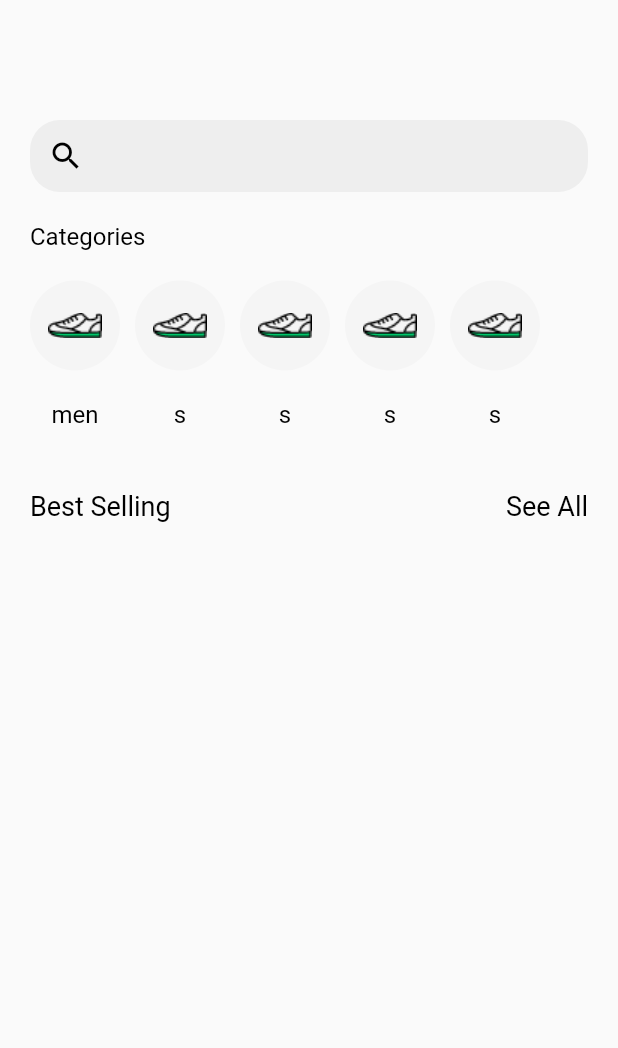
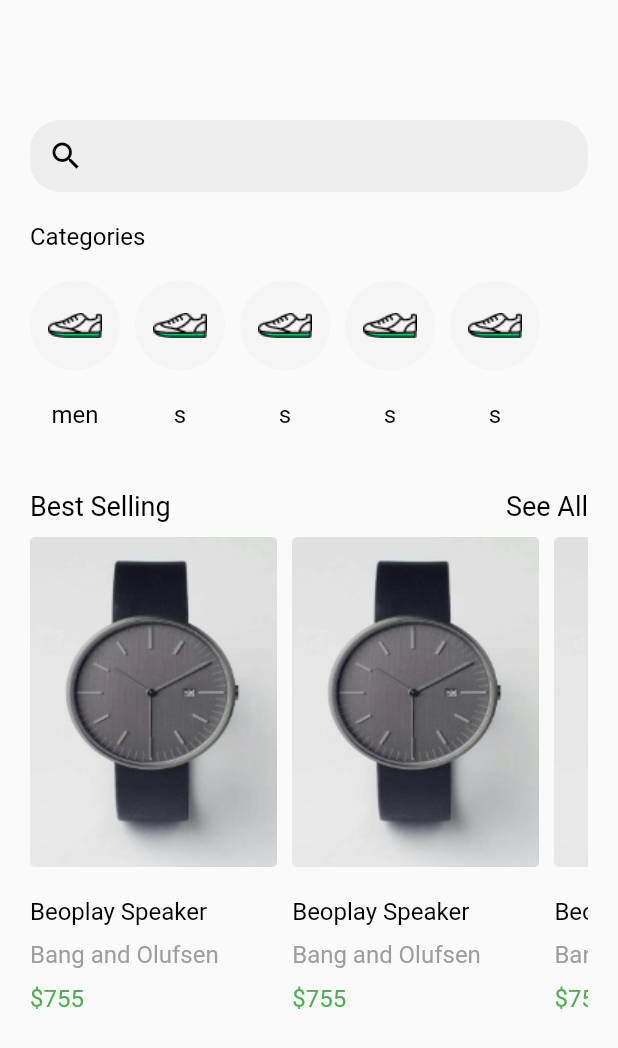
Before and after one commit to JayminPatel18/Retail_Store, a Flutter app: the HomeView screen opened directly, on a phone screen of 412 x 824 dp. Shown: the top 1048 px of the screen. Run offline on Flutter 3.47's test engine with Material 2 defaults, Android fonts, the phone set to English and light mode, and no system bars; our stand-ins replace cloud_firestore, firebase_auth, firebase_core, get, google_sign_in; missing offline and left inert: flutter_login_facebook; accounts and stored records are empty; network calls fail.

Commit message:
controll view solv

```diff
--- a/lib/helper/binding.dart
+++ b/lib/helper/binding.dart
@@ -1,9 +1,11 @@
 import 'package:get/get.dart';
 import 'package:retail_store/core/view_model/auth_view_model.dart';
+import 'package:retail_store/core/view_model/home_view_model.dart';
 
 class Binding extends Bindings {
   @override
   void dependencies() {
     Get.lazyPut(() => AuthViewModel);
+    Get.lazyPut(() => HomeViewModel);
   }
 }
--- a/lib/view/home_view.dart
+++ b/lib/view/home_view.dart
@@ -1,18 +1,25 @@
 import 'package:firebase_auth/firebase_auth.dart';
 import 'package:flutter/material.dart';
-import 'package:get/get.dart';
-import 'package:retail_store/view/auth/login_view.dart';
 import 'package:retail_store/view/widgets/custom_text.dart';
 
 // ignore: must_be_immutable
 class HomeView extends StatelessWidget {
   FirebaseAuth _auth = FirebaseAuth.instance;
 
+  final List<String> names = <String>[
+    'men',
+    's',
+    's',
+    's',
+    's',
+  ];
+
   @override
   Widget build(BuildContext context) {
     return Scaffold(
       body: Container(
         padding: EdgeInsets.only(left: 20, right: 20, top: 80),
+        child: SingleChildScrollView(
           child: Column(
             children: [
               _searchTextFormField(),
@@ -42,11 +49,16 @@
                   ),
                 ],
               ),
+              SizedBox(
+                height: 10,
+              ),
+              _listViewProduct()
             ],
           ),
         ),
+      ),
+
     );
-  }
   }
 
   Widget _searchTextFormField() {
@@ -65,13 +77,6 @@
   }
 
   Widget _listViewCategory() {
-  final List<String> names = <String>[
-    'men',
-    's',
-    's',
-    's',
-    's',
-  ];
     return Container(
       height: 120,
       child: ListView.separated(
@@ -106,6 +111,64 @@
       ),
     );
   }
+
+  Widget _listViewProduct() {
+    return Container(
+      height: 350,
+      child: ListView.separated(
+        scrollDirection: Axis.horizontal,
+        itemCount: names.length,
+        itemBuilder: (context, index) {
+          return Column(
+            crossAxisAlignment: CrossAxisAlignment.start,
+            children: [
+              Container(
+                decoration: BoxDecoration(
+                    borderRadius: BorderRadius.circular(50),
+                    color: Colors.grey.shade100),
+                child: Container(
+                    width: MediaQuery.of(context).size.width * .4,
+                    height: 220,
+                    child: Image.asset(
+                      'assets/images/Image.png',
+                      fit: BoxFit.fill,
+                    )),
+              ),
+              SizedBox(
+                height: 20,
+              ),
+              CustomText(
+                text: "Beoplay Speaker",
+                alignment: Alignment.bottomLeft,
+              ),
+              SizedBox(
+                height: 10,
+              ),
+              CustomText(
+                text: "Bang and Olufsen",
+                color: Colors.grey,
+                alignment: Alignment.bottomLeft,
+              ),
+              SizedBox(
+                height: 10,
+              ),
+              CustomText(
+                text: "\$755",
+                color: Colors.green,
+                alignment: Alignment.centerLeft,
+              ),
+            ],
+          );
+        },
+        separatorBuilder: (context, index) => SizedBox(
+          width: 10,
+        ),
+      ),
+    );
+  }
+
+
+}
 // for sign out method
 // ElevatedButton(
         //   onPressed: () {
```
Also changed, not shown: lib/view/auth/cart_view.dart (added, +14 -0 lines), lib/view/auth/profile_view.dart (added, +14 -0 lines), 1 other file. Lines whose indentation alone changed are shown as unchanged.
